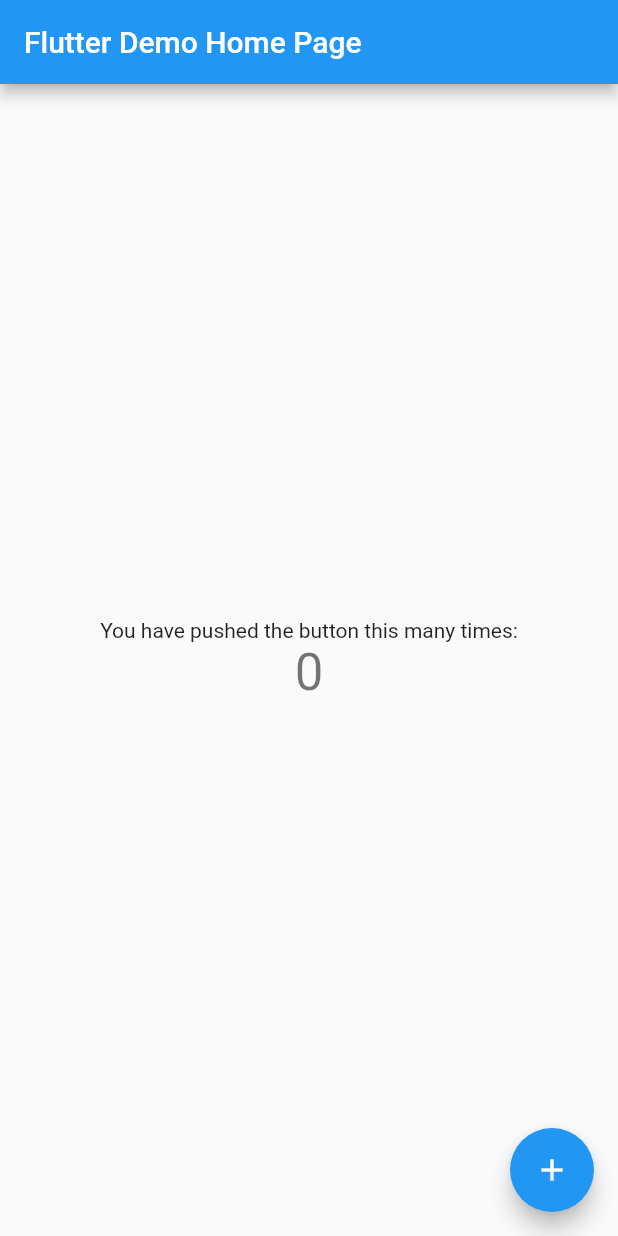
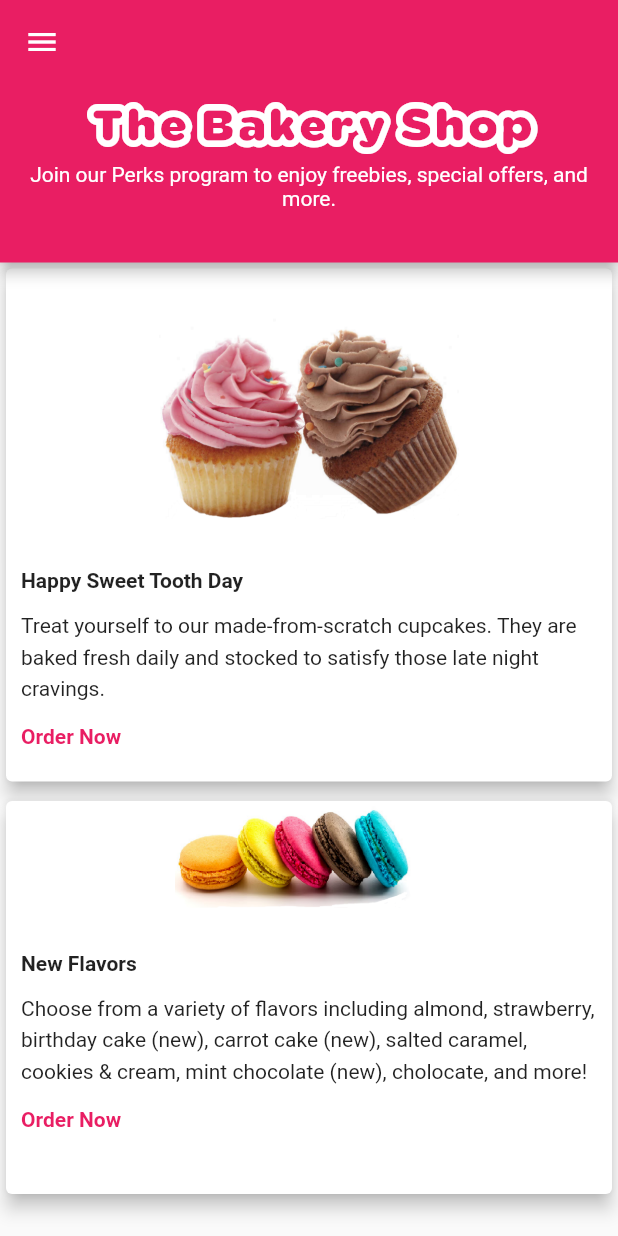
Before and after one commit to annmai/bakery-shop, a Flutter app: the screen it shows after launch, on a phone screen of 412 x 824 dp. Run offline on Flutter 3.47's test engine with Material 2 defaults, Android fonts, the phone set to English and light mode, and no system bars.

Commit message:
main page phase 1

```diff
--- a/bakery_shop/lib/main.dart
+++ b/bakery_shop/lib/main.dart
@@ -1,4 +1,6 @@
 import 'package:flutter/material.dart';
+import 'package:flutter/src/material/colors.dart';
+import 'screens/main_screen/main_screen.dart';
 
 void main() {
   runApp(MyApp());
@@ -9,105 +11,12 @@
   @override
   Widget build(BuildContext context) {
     return MaterialApp(
-      title: 'Flutter Demo',
+      title: 'Bakery Shop',
       theme: ThemeData(
-        // This is the theme of your application.
-        //
-        // Try running your application with "flutter run". You'll see the
-        // application has a blue toolbar. Then, without quitting the app, try
-        // changing the primarySwatch below to Colors.green and then invoke
-        // "hot reload" (press "r" in the console where you ran "flutter run",
-        // or simply save your changes to "hot reload" in a Flutter IDE).
-        // Notice that the counter didn't reset back to zero; the application
-        // is not restarted.
-        primarySwatch: Colors.blue,
+        primarySwatch: Colors.pink,
       ),
-      home: MyHomePage(title: 'Flutter Demo Home Page'),
+      home: MainScreen(title: 'Bakery Shop'),
+      debugShowCheckedModeBanner: false,
     );
   }
 }
-
-class MyHomePage extends StatefulWidget {
-  MyHomePage({Key key, this.title}) : super(key: key);
-
-  // This widget is the home page of your application. It is stateful, meaning
-  // that it has a State object (defined below) that contains fields that affect
-  // how it looks.
-
-  // This class is the configuration for the state. It holds the values (in this
-  // case the title) provided by the parent (in this case the App widget) and
-  // used by the build method of the State. Fields in a Widget subclass are
-  // always marked "final".
-
-  final String title;
-
-  @override
-  _MyHomePageState createState() => _MyHomePageState();
-}
-
-class _MyHomePageState extends State<MyHomePage> {
-  int _counter = 0;
-
-  void _incrementCounter() {
-    setState(() {
-      // This call to setState tells the Flutter framework that something has
-      // changed in this State, which causes it to rerun the build method below
-      // so that the display can reflect the updated values. If we changed
-      // _counter without calling setState(), then the build method would not be
-      // called again, and so nothing would appear to happen.
-      _counter++;
-    });
-  }
-
-  @override
-  Widget build(BuildContext context) {
-    // This method is rerun every time setState is called, for instance as done
-    // by the _incrementCounter method above.
-    //
-    // The Flutter framework has been optimized to make rerunning build methods
-    // fast, so that you can just rebuild anything that needs updating rather
-    // than having to individually change instances of widgets.
-    return Scaffold(
-      appBar: AppBar(
-        // Here we take the value from the MyHomePage object that was created by
-        // the App.build method, and use it to set our appbar title.
-        title: Text(widget.title),
-      ),
-      body: Center(
-        // Center is a layout widget. It takes a single child and positions it
-        // in the middle of the parent.
-        child: Column(
-          // Column is also a layout widget. It takes a list of children and
-          // arranges them vertically. By default, it sizes itself to fit its
-          // children horizontally, and tries to be as tall as its parent.
-          //
-          // Invoke "debug painting" (press "p" in the console, choose the
-          // "Toggle Debug Paint" action from the Flutter Inspector in Android
-          // Studio, or the "Toggle Debug Paint" command in Visual Studio Code)
-          // to see the wireframe for each widget.
-          //
-          // Column has various properties to control how it sizes itself and
-          // how it positions its children. Here we use mainAxisAlignment to
-          // center the children vertically; the main axis here is the vertical
-          // axis because Columns are vertical (the cross axis would be
-          // horizontal).
-          mainAxisAlignment: MainAxisAlignment.center,
-          children: <Widget>[
-            Text(
-              'You have pushed the button this many times:',
-            ),
-            Text(
-              '$_counter',
-              style: Theme.of(context).textTheme.headline4,
-            ),
-          ],
-        ),
-      ),
-      floatingActionButton: FloatingActionButton(
-        onPressed: _incrementCounter,
-        tooltip: 'Increment',
-        child: Icon(Icons.add),
-      ), // This trailing comma makes auto-formatting nicer for build methods.
-    );
-  }
-}
--- /dev/null
+++ b/bakery_shop/lib/screens/main_screen/appbar.dart
@@ -0,0 +1,26 @@
+import 'package:flutter/material.dart';
+
+Widget appBar(String title) {
+  return AppBar(
+    bottom: PreferredSize(
+        preferredSize: const Size.fromHeight(5.0),
+        child: Padding(
+            padding: EdgeInsets.fromLTRB(15, 0, 15, 35.0),
+            child: Column(
+              children: [
+                Text(
+                  title,
+                  style: TextStyle(
+                      fontFamily: 'Vacaciones',
+                      color: Colors.white,
+                      fontSize: 35),
+                ),
+                Text(
+                  'Join our Perks program to enjoy freebies, special offers, and more.',
+                  style: TextStyle(color: Colors.white, fontSize: 14),
+                  textAlign: TextAlign.center,
+                ),
+              ],
+            ))),
+  );
+}
--- /dev/null
+++ b/bakery_shop/lib/screens/main_screen/hamburger_menu.dart
@@ -0,0 +1,99 @@
+import 'package:flutter/material.dart';
+import 'signup_button.dart';
+
+Widget hamburgerMenu(BuildContext context) {
+  return Drawer(
+    // Add a ListView to the drawer. This ensures the user can scroll
+    // through the options in the drawer if there isn't enough vertical
+    // space to fit everything.
+    child: Container(
+      color: Color(0xffE5E5E5),
+      child: ListView(
+        // Important: Remove any padding from the ListView.
+        padding: EdgeInsets.zero,
+        children: <Widget>[
+          SizedBox(
+              height: 300,
+              child: DrawerHeader(
+                  decoration: BoxDecoration(
+                    color: Color(0xffE0E0E0),
+                  ),
+                  padding: EdgeInsets.fromLTRB(0, 0, 0, 0),
+                  child: Column(
+                    children: [
+                      Container(
+                        alignment: Alignment.topRight,
+                        child: CloseButton(color: Colors.black38),
+                      ),
+                      Image(
+                        image:
+                            AssetImage('lib/assets/images/StrawberryCake.png'),
+                        width: 100,
+                        height: 100,
+                      ),
+                      signupButton(),
+                      Text.rich(
+                        TextSpan(
+                          text: 'Already registered? ',
+                          style: TextStyle(
+                              height: 2, fontSize: 12, color: Colors.black87),
+                          children: <TextSpan>[
+                            TextSpan(
+                                text: 'sign in',
+                                style: TextStyle(
+                                  decoration: TextDecoration.underline,
+                                )),
+                          ],
+                        ),
+                      )
+                    ],
+                  ))),
+          Padding(padding: EdgeInsets.only(top: 20)),
+          listItem("Menu", context),
+          listItem("Locations", context),
+          listItem("Offers", context),
+          listItem("Settings", context),
+          footerItem("Customer Service", context),
+          footerItem("Legal", context)
+        ],
+      ),
+    ),
+  );
+}
+
+Widget listItem(String name, BuildContext context) {
+  return ListTile(
+    contentPadding: EdgeInsets.fromLTRB(50, 0, 0, 0),
+    dense: true,
+    visualDensity: VisualDensity(horizontal: 0, vertical: -3),
+    title: Text(
+      name,
+      style:
+          TextStyle(fontFamily: 'Fredoka', color: Colors.black, fontSize: 18),
+    ),
+    onTap: () {
+      // Update the state of the app
+      // ...
+      // Then close the drawer
+      Navigator.pop(context);
+    },
+  );
+}
+
+Widget footerItem(String name, BuildContext context) {
+  return ListTile(
+    contentPadding: EdgeInsets.fromLTRB(50, 0, 0, 0),
+    dense: true,
+    visualDensity: VisualDensity(horizontal: 0, vertical: -3),
+    title: Text(
+      name,
+      style: TextStyle(color: Colors.black, fontSize: 14),
+    ),
+    onTap: () {
+      // Update the state of the app
+      // ...
+      // Then close the drawer
+      Navigator.pop(context);
+    },
+  );
+}
--- /dev/null
+++ b/bakery_shop/lib/screens/main_screen/main_screen.dart
@@ -0,0 +1,28 @@
+import 'package:flutter/material.dart';
+import 'appbar.dart';
+import 'hamburger_menu.dart';
+import 'promos.dart';
+
+class MainScreen extends StatefulWidget {
+  MainScreen({Key key, this.title}) : super(key: key);
+
+  final String title;
+
+  @override
+  _MainScreenState createState() => _MainScreenState();
+}
+
+class _MainScreenState extends State<MainScreen> {
+  @override
+  Widget build(BuildContext context) {
+    return Scaffold(
+      drawer: hamburgerMenu(context),
+      appBar: PreferredSize(
+          preferredSize: Size.fromHeight(175),
+          child: appBar("The Bakery Shop")),
+      body: Center(
+        child: promos(),
+      ),
+    );
+  }
+}
--- /dev/null
+++ b/bakery_shop/lib/screens/main_screen/promos.dart
@@ -0,0 +1,62 @@
+import 'package:flutter/material.dart';
+
+Widget promos() {
+  return ListView(
+    children: [
+      promoCard(
+          350.0,
+          'lib/assets/images/double-trouble.png',
+          200.0,
+          200.0,
+          'Happy Sweet Tooth Day',
+          'Treat yourself to our made-from-scratch cupcakes. They are baked fresh daily and stocked to satisfy those late night cravings.'),
+      SizedBox(height: 5),
+      promoCard(
+          270.0,
+          'lib/assets/images/macarons.png',
+          300.0,
+          100.0,
+          'New Flavors',
+          'Choose from a variety of flavors including almond, strawberry, birthday cake (new), carrot cake (new), salted caramel, cookies & cream, mint chocolate (new), cholocate, and more!')
+    ],
+  );
+}
+
+Widget promoCard(double cardHeight, String imagePath, double width,
+    double height, String title, String description) {
+  return Container(
+    height: cardHeight,
+    child: Card(
+        elevation: 5,
+        child: Column(
+          children: [
+            Image(
+              image: AssetImage(imagePath),
+              width: width,
+              height: height,
+            ),
+            Padding(
+              padding: EdgeInsets.fromLTRB(10, 0, 10, 10),
+              child: Align(
+                  alignment: Alignment.topLeft,
+                  child: Container(
+                      child: Text(title,
+                          style: TextStyle(fontWeight: FontWeight.bold)))),
+            ),
+            Padding(
+                padding: EdgeInsets.fromLTRB(10, 0, 10, 10),
+                child: Text(description, style: TextStyle(height: 1.5))),
+            Padding(
+              padding: EdgeInsets.fromLTRB(10, 5, 10, 10),
+              child: Align(
+                  alignment: Alignment.topLeft,
+                  child: Container(
+                      child: Text('Order Now',
+                          style: TextStyle(
+                              color: Colors.pink,
+                              fontWeight: FontWeight.bold)))),
+            ),
+          ],
+        )),
+  );
+}
```
Also changed, not shown: bakery_shop/lib/screens/main_screen/signup_button.dart (added, +18 -0 lines), bakery_shop/pubspec.yaml (+11 -14 lines), bakery_shop/lib/assets/fonts/Fredoka-regular.ttf (added), bakery_shop/lib/assets/fonts/Vacaciones.ttf (added), bakery_shop/lib/assets/images/StrawberryCake.png (added), bakery_shop/lib/assets/images/double-trouble.png (added), bakery_shop/lib/assets/images/macarons.png (added), bakery_shop/lib/assets/images/smarty-pants.png (added).
